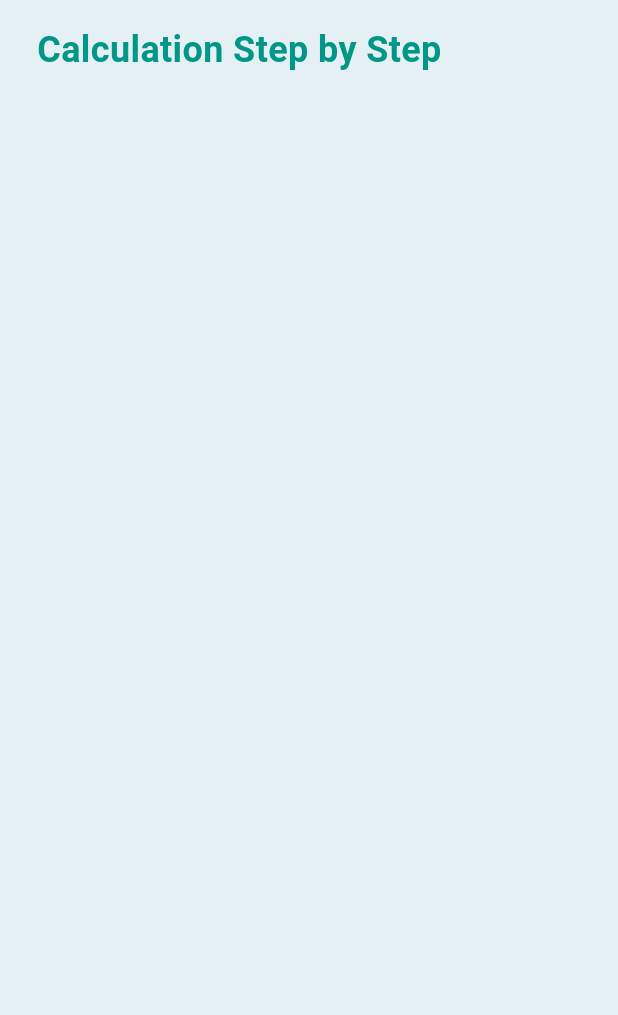
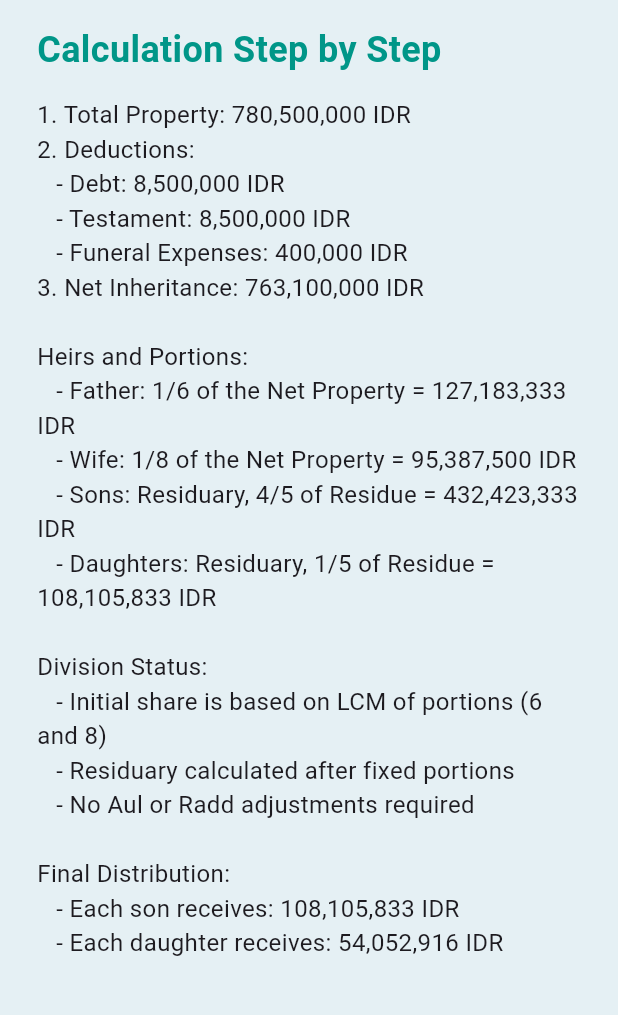
Before and after one commit to faiqhdr/radeena, a Flutter app: the InheritancePage screen opened directly, on a phone screen of 412 x 824 dp, the part 84-1099 px from its top. Run offline on Flutter 3.47's test engine with Material 3 defaults, Android fonts, the light colour scheme and no system bars; our stand-ins replace input_quantity; missing offline and left inert: graphview.

```diff
--- a/lib/views/impediment_page.dart
+++ b/lib/views/impediment_page.dart
@@ -68,8 +68,8 @@ class ImpedimentPage extends StatelessWidget {
             ),
             Positioned(
               bottom: 70, // Adjusted for better UI
-              left: width * 0.06,
-              right: width * 0.06,
+              left: width * 0.22,
+              right: width * 0.22,
               child: ElevatedButton(
                 onPressed: () {
                   Navigator.of(context).push(MaterialPageRoute(
--- a/lib/views/inheritance_page.dart
+++ b/lib/views/inheritance_page.dart
@@ -42,6 +42,27 @@ class InheritancePage extends StatelessWidget {
                   ),
                 ),
                 SizedBox(height: 15),
+                Text(
+                  "1. Total Property: 780,500,000 IDR\n"
+                  "2. Deductions:\n"
+                  "   - Debt: 8,500,000 IDR\n"
+                  "   - Testament: 8,500,000 IDR\n"
+                  "   - Funeral Expenses: 400,000 IDR\n"
+                  "3. Net Inheritance: 763,100,000 IDR\n\n"
+                  "Heirs and Portions:\n"
+                  "   - Father: 1/6 of the Net Property = 127,183,333 IDR\n"
+                  "   - Wife: 1/8 of the Net Property = 95,387,500 IDR\n"
+                  "   - Sons: Residuary, 4/5 of Residue = 432,423,333 IDR\n"
+                  "   - Daughters: Residuary, 1/5 of Residue = 108,105,833 IDR\n\n"
+                  "Division Status:\n"
+                  "   - Initial share is based on LCM of portions (6 and 8)\n"
+                  "   - Residuary calculated after fixed portions\n"
+                  "   - No Aul or Radd adjustments required\n\n"
+                  "Final Distribution:\n"
+                  "   - Each son receives: 108,105,833 IDR\n"
+                  "   - Each daughter receives: 54,052,916 IDR\n",
+                  style: TextStyle(fontSize: 16),
+                ),
               ],
             ),
           ],
```
Also changed, not shown: lib/views/calculation_page.dart (+9 -1 lines), lib/views/identification_page.dart (+54 -44 lines), lib/views/tree_graph_page.dart (+9 -4 lines).
